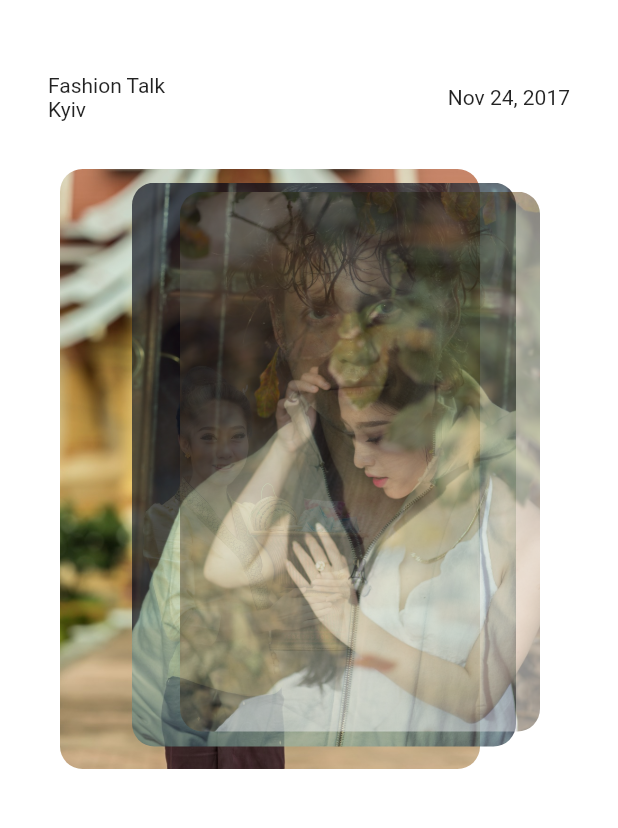
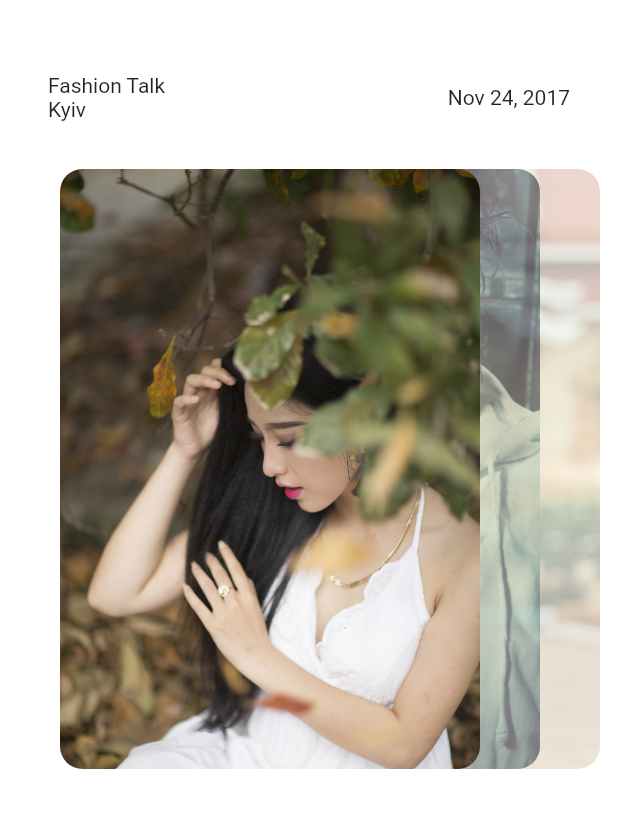
Before and after one commit to ariedov/flutter_ui_challenge_events, a Flutter app: the screen it shows after launch, on a phone screen of 412 x 824 dp, the part 59-887 px from its top. Run offline on Flutter 3.47's test engine with Material 2 defaults, Android fonts, the phone set to English and light mode, and no system bars.

Commit message:
adds basic gesture detection

```diff
--- a/lib/main.dart
+++ b/lib/main.dart
@@ -25,8 +25,10 @@ class MyHomePage extends StatefulWidget {
 }
 
 class _MyHomePageState extends State<MyHomePage> {
-  double dragStart = 0.0;
-  double progress = 0.0;
+
+  double offset = 0.0;
+  double opacity = 1.0;
+
 
   @override
   Widget build(BuildContext context) {
@@ -47,12 +49,18 @@ class _MyHomePageState extends State<MyHomePage> {
               onHorizontalDragEnd: _onDragEnd,
               child: Stack(
                 children: <Widget>[
-                  EventCard(image: "assets/asia.jpg", progress: progress),
-                  EventCard(image: "assets/man.jpg", progress: progress + .6),
                   EventCard(
-                    image: "assets/trees.jpg",
-                    progress: 1.0 - progress,
-                  ),
+                      image: "assets/asia.jpg",
+                      opacity: opacity / 3,
+                      offset: (offset / 10) + 80),
+                  EventCard(
+                      image: "assets/man.jpg",
+                      opacity: opacity / 2,
+                      offset: (offset / 8) + 40),
+                  EventCard(
+                      image: "assets/trees.jpg",
+                      opacity: opacity,
+                      offset: offset),
                 ],
               ),
             ),
@@ -63,17 +71,20 @@ class _MyHomePageState extends State<MyHomePage> {
   }
 
   _onDragStart(DragStartDetails details) {
-    dragStart = details.globalPosition.dx;
   }
 
   _onDragUpdate(DragUpdateDetails details) {
     setState(() {
-      progress = ((100 * dragStart - details.globalPosition.dx) / 1.0).clamp(0.0, 1.0);
+      offset += details.delta.dx;
+      // opacity = (1 - (offset.abs())).clamp(0.0, 1.0);
     });
   }
 
   _onDragEnd(DragEndDetails details) {
-    progress = 1.0;
+    setState(() {
+      offset = 0.0;
+      opacity = 1.0;
+    });
   }
 }
 
@@ -100,22 +111,27 @@ class EventTitle extends StatelessWidget {
 class EventCard extends StatelessWidget {
   final String image;
   final bool interested;
-  final double progress;
+
+  final double opacity;
+  final double offset;
 
   final Size size = const Size(280, 400);
 
-  const EventCard({Key key, this.image, this.interested, this.progress})
-      : super(key: key);
+  const EventCard({
+    Key key,
+    this.image,
+    this.interested,
+    this.offset = 0.0,
+    this.opacity = 1.0,
+  }) : super(key: key);
 
   @override
   Widget build(BuildContext context) {
-    final offset = 40 + progress * 80;
-
     return Transform.translate(
-      offset: Offset(offset, progress * 15),
+      offset: Offset(40 + offset, 0.0),
       child: SizedBox(
-        width: size.width - (progress * 40),
-        height: size.height - (progress * 40),
+        width: size.width,
+        height: size.height,
         child: Opacity(
           child: ClipRRect(
             borderRadius: BorderRadius.circular(15.0),
@@ -124,7 +140,7 @@ class EventCard extends StatelessWidget {
               fit: BoxFit.cover,
             ),
           ),
-          opacity: 1.0 - (progress / 2),
+          opacity: opacity,
         ),
       ),
     );
```
